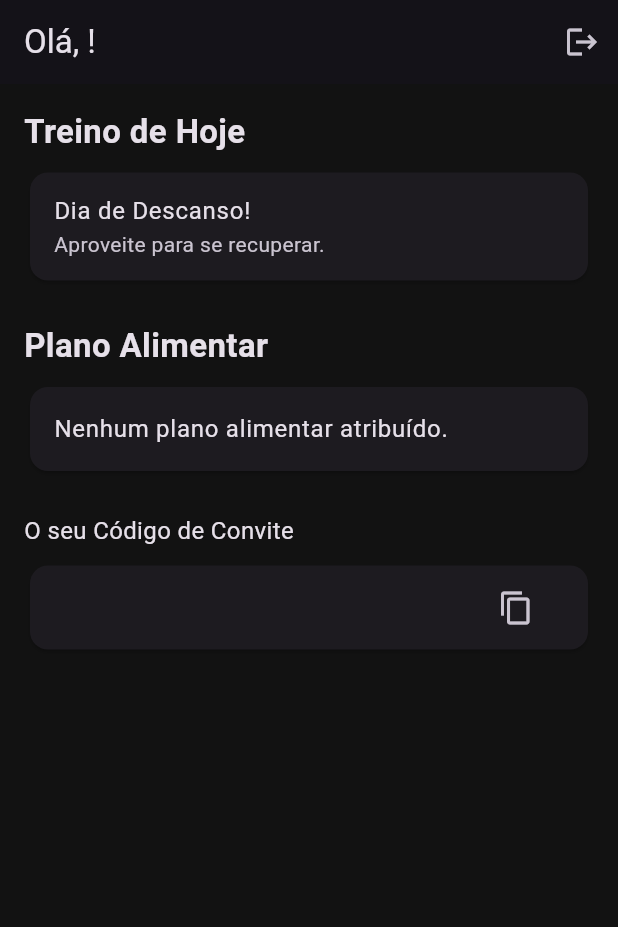
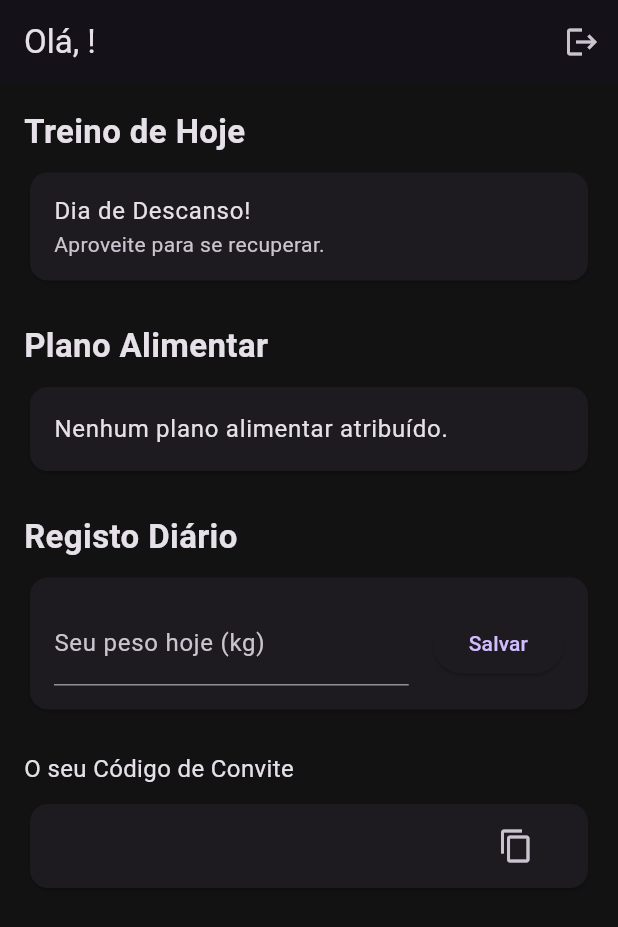
Before and after one commit to FelipeLarsen/ironborn, a Flutter app: the screen it shows once a user with an empty profile is signed in, on a phone screen of 412 x 824 dp. Shown: the top 927 px of the screen. Run offline on Flutter 3.47's test engine with Material 3 defaults, Android fonts, the light colour scheme and no system bars; our stand-ins replace cloud_firestore, firebase_auth, firebase_core; accounts and stored records are empty; generated files the repository leaves out were written again.

Commit message:
[feat]
Registro de atividades

```diff
--- /dev/null
+++ b/lib/models/daily_log_model.dart
@@ -0,0 +1,28 @@
+import 'package:cloud_firestore/cloud_firestore.dart';
+
+class DailyLogModel {
+  final String? id;
+  final String studentId;
+  final Timestamp date; // Usamos Timestamp para facilitar a ordenação
+  final double? bodyWeightKg;
+  final bool? workoutCompleted;
+
+  DailyLogModel({
+    this.id,
+    required this.studentId,
+    required this.date,
+    this.bodyWeightKg,
+    this.workoutCompleted,
+  });
+
+  // Converte o objeto para um Map, tratando valores nulos
+  Map<String, dynamic> toMap() {
+    final map = <String, dynamic>{
+      'studentId': studentId,
+      'date': date,
+    };
+    if (bodyWeightKg != null) map['bodyWeightKg'] = bodyWeightKg;
+    if (workoutCompleted != null) map['workoutCompleted'] = workoutCompleted;
+    return map;
+  }
+}
--- a/lib/screens/dashboards/student_dashboard.dart
+++ b/lib/screens/dashboards/student_dashboard.dart
@@ -3,10 +3,11 @@ import 'package:firebase_auth/firebase_auth.dart';
 import 'package:flutter/material.dart';
 import 'package:flutter/services.dart';
 import 'package:intl/intl.dart';
+import '../../models/daily_log_model.dart';
+import '../../models/diet_plan_model.dart';
 import '../../models/user_model.dart';
 import '../../models/workout_schedule_model.dart';
 import '../../models/workout_template_model.dart';
-import '../../models/diet_plan_model.dart';
 import '../daily_workout_screen.dart';
 import '../diet_plan_screen.dart';
 
@@ -20,13 +21,60 @@ class StudentDashboard extends StatefulWidget {
 
 class _StudentDashboardState extends State<StudentDashboard> {
   late Future<WorkoutTemplateModel?> _todaysWorkoutFuture;
-  late Future<DietPlanModel?> _dietPlanFuture; // Novo Future para a dieta
+  late Future<DietPlanModel?> _dietPlanFuture;
+  final _weightController = TextEditingController(); // Controller para o peso
 
   @override
   void initState() {
     super.initState();
     _todaysWorkoutFuture = _fetchTodaysWorkout();
-    _dietPlanFuture = _fetchDietPlan(); // Chamar a nova função
+    _dietPlanFuture = _fetchDietPlan();
+  }
+
+  // Função para obter o ID do documento de log de hoje (ou criar um se não existir)
+  String _getTodayLogDocId() {
+    final now = DateTime.now();
+    // Formato AAAA-MM-DD garante um ID único por dia
+    return '${widget.user.uid}_${now.year}-${now.month.toString().padLeft(2, '0')}-${now.day.toString().padLeft(2, '0')}';
+  }
+
+  // Função para salvar o peso
+  Future<void> _saveWeight() async {
+    final weightText = _weightController.text.trim().replaceAll(',', '.');
+    final weight = double.tryParse(weightText);
+
+    if (weight == null) {
+      if (!mounted) return;
+      ScaffoldMessenger.of(context).showSnackBar(
+        const SnackBar(content: Text('Por favor, insira um peso válido.')),
+      );
+      return;
+    }
+
+    final logDocId = _getTodayLogDocId();
+    final logRef = FirebaseFirestore.instance.collection('dailyLogs').doc(logDocId);
+
+    final logData = DailyLogModel(
+      studentId: widget.user.uid,
+      date: Timestamp.now(),
+      bodyWeightKg: weight,
+    );
+
+    try {
+      // Usamos `set` com `merge: true` para criar ou atualizar o documento sem sobrescrever outros campos
+      await logRef.set(logData.toMap(), SetOptions(merge: true));
+      if (!mounted) return;
+      ScaffoldMessenger.of(context).showSnackBar(
+        const SnackBar(content: Text('Peso salvo com sucesso!'), backgroundColor: Colors.green),
+      );
+      _weightController.clear(); // Limpa o campo
+      FocusScope.of(context).unfocus(); // Esconde o teclado
+    } catch (e) {
+      if (!mounted) return;
+      ScaffoldMessenger.of(context).showSnackBar(
+        SnackBar(content: Text('Erro ao salvar o peso: $e')),
+      );
+    }
   }
 
   Future<WorkoutTemplateModel?> _fetchTodaysWorkout() async {
@@ -59,7 +107,6 @@ class _StudentDashboardState extends State<StudentDashboard> {
     }
   }
 
-  // FUNÇÃO para buscar o plano alimentar
   Future<DietPlanModel?> _fetchDietPlan() async {
     try {
       final planSnapshot = await FirebaseFirestore.instance
@@ -89,7 +136,7 @@ class _StudentDashboardState extends State<StudentDashboard> {
           ),
         ],
       ),
-      body: SingleChildScrollView( // Adicionado para evitar overflow
+      body: SingleChildScrollView(
         padding: const EdgeInsets.all(16.0),
         child: Column(
           crossAxisAlignment: CrossAxisAlignment.stretch,
@@ -120,7 +167,7 @@ class _StudentDashboardState extends State<StudentDashboard> {
             ),
             const SizedBox(height: 24),
 
-            // CARD de Plano Alimentar
+            // CARD: Plano Alimentar
             const Text("Plano Alimentar", style: TextStyle(fontSize: 22, fontWeight: FontWeight.bold)),
             const SizedBox(height: 8),
             FutureBuilder<DietPlanModel?>(
@@ -146,12 +193,44 @@ class _StudentDashboardState extends State<StudentDashboard> {
             ),
             const SizedBox(height: 24),
 
+            // CARD: Registo de Peso Funcional
+            const Text("Registo Diário", style: TextStyle(fontSize: 22, fontWeight: FontWeight.bold)),
+            const SizedBox(height: 8),
+            Card(
+              child: Padding(
+                padding: const EdgeInsets.all(16.0),
+                child: Row(
+                  children: [
+                    Expanded(
+                      child: TextField(
+                        controller: _weightController,
+                        keyboardType: const TextInputType.numberWithOptions(decimal: true),
+                        decoration: const InputDecoration(
+                          labelText: 'Seu peso hoje (kg)',
+                        ),
+                      ),
+                    ),
+                    const SizedBox(width: 16),
+                    ElevatedButton(
+                      onPressed: _saveWeight,
+                      child: const Text('Salvar'),
+                    ),
+                  ],
+                ),
+              ),
+            ),
+
+            const SizedBox(height: 24),
+
             // Card do Código de Convite
             const Text("O seu Código de Convite", style: TextStyle(fontSize: 16)),
             const SizedBox(height: 8),
             Card(
               child: ListTile(
-                title: SelectableText(widget.user.uid, style: const TextStyle(fontFamily: 'monospace', fontWeight: FontWeight.bold)),
+                title: SelectableText(
+                  widget.user.uid,
+                  style: const TextStyle(fontFamily: 'monospace', fontWeight: FontWeight.bold),
+                ),
                 trailing: IconButton(
                   icon: const Icon(Icons.copy),
                   onPressed: () {
```
Also changed, not shown: lib/screens/daily_workout_screen.dart (+40 -5 lines).
